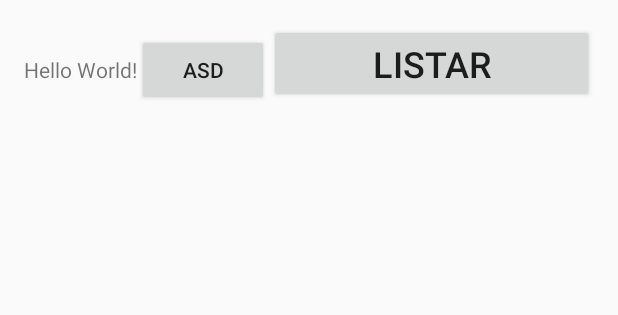
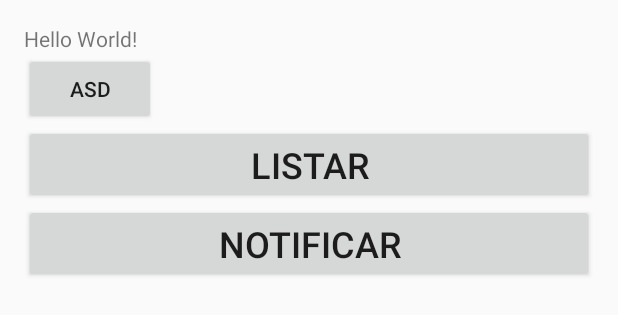
Before and after one commit to DevelopersOfTalent/AppSistemeAndroid, an Android app: the layout activity_main.xml on its own in the app's theme, with its tools: preview values and no code run, on a phone screen of 412 x 824 dp. Shown: the top 315 px of the screen. Run offline under Robolectric (Android 15) with nearby library versions, the light colour scheme and no system bars.

Commit message:
Inicio notificaciones no terminado

```diff
--- a/app/src/main/res/layout/activity_main.xml
+++ b/app/src/main/res/layout/activity_main.xml
@@ -3,6 +3,7 @@
     xmlns:tools="http://schemas.android.com/tools"
     android:layout_width="match_parent"
     android:layout_height="match_parent"
+    android:orientation="vertical"
     android:paddingBottom="@dimen/activity_vertical_margin"
     android:paddingLeft="@dimen/activity_horizontal_margin"
     android:paddingRight="@dimen/activity_horizontal_margin"
@@ -24,4 +25,11 @@
         android:text="listar"
         android:textSize="24sp"
         android:onClick="ver"/>
+    <Button
+        android:layout_width="match_parent"
+        android:layout_height="wrap_content"
+        android:text="notificar"
+        android:textSize="24sp"
+        android:onClick="notificar"/>
+
 </LinearLayout>
```
Also changed, not shown: app/build.gradle (+11 -1 lines), app/src/main/java/com/example/arranque1/appsisteme/MainActivity.java (+38 -1 lines).
